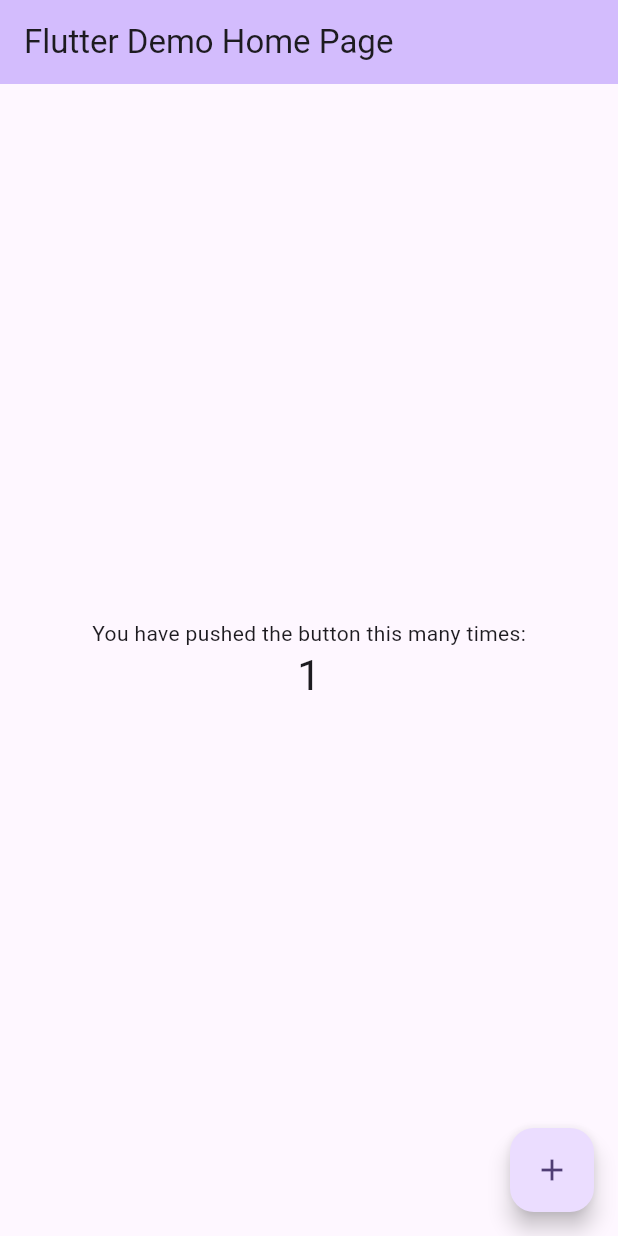
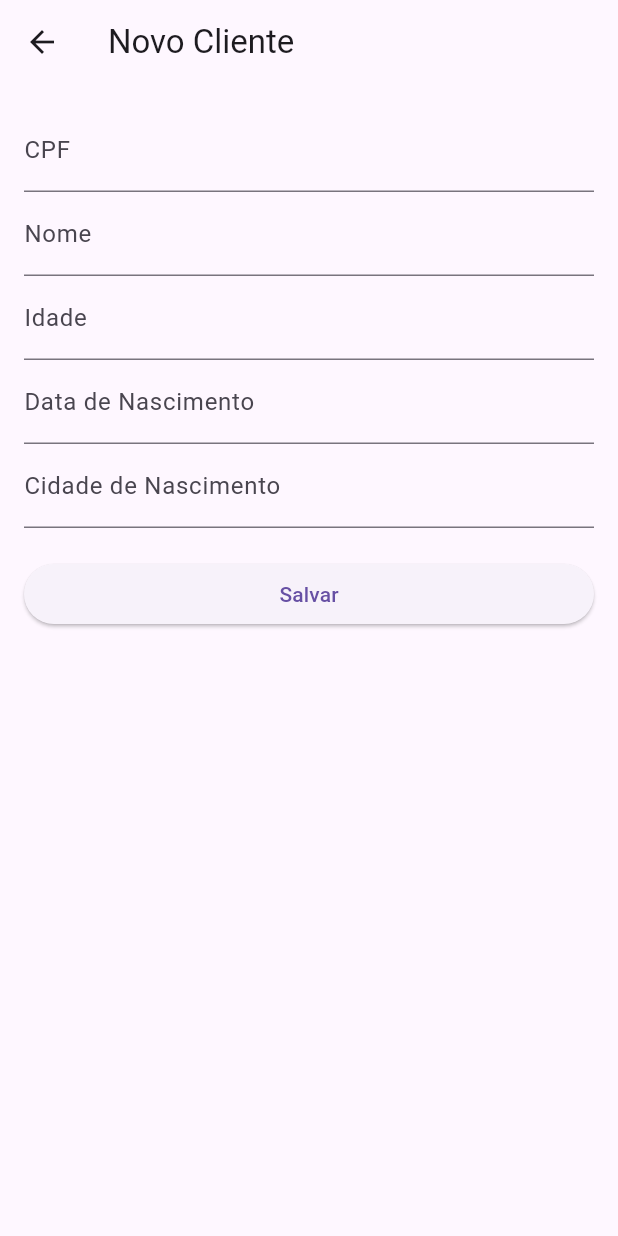
Before and after one commit to lcosta1209/aula10_DB, a Flutter app: the screen it shows after launch, after a tap on the "add" icon, on a phone screen of 412 x 824 dp. Run offline on Flutter 3.47's test engine with Material 3 defaults, Android fonts, the phone set to English and light mode, and no system bars; our stand-ins replace sqflite; accounts and stored records are empty.

Commit message:
added class

```diff
--- /dev/null
+++ b/lib/db/db_helper.dart
@@ -0,0 +1,57 @@
+import 'dart:io';
+import 'package:path/path.dart';
+import 'package:path_provider/path_provider.dart';
+import 'package:sqflite/sqflite.dart';
+
+class DatabaseHelper {
+  // Instância única (singleton)
+  static final DatabaseHelper instance = DatabaseHelper._init();
+
+  // Referência privada ao Database do sqflite
+  static Database? _database;
+
+  // Construtor privado
+  DatabaseHelper._init();
+
+  // Getter assíncrono para obter o Database (cria se necessário)
+  Future<Database> get database async {
+    // Se já inicializamos, retornamos a instância existente
+    if (_database != null) return _database!;
+
+    // Caso contrário, inicializamos o banco
+    _database = await _initDB('clientes.db');
+    return _database!;
+  }
+
+  // Inicializa o banco e retorna o Database
+  Future<Database> _initDB(String fileName) async {
+    // Pega o diretório de documentos da aplicação (onde o DB será salvo)
+    Directory documentsDirectory = await getApplicationDocumentsDirectory();
+    // Monta o caminho completo até o arquivo do banco
+    final dbPath = join(documentsDirectory.path, fileName);
+
+    // Abre (ou cria) o banco de dados passando um onCreate que cria a tabela
+    return await openDatabase(dbPath, version: 1, onCreate: _createDB);
+  }
+
+  // SQL de criação das tabelas
+  Future _createDB(Database db, int version) async {
+    // Cria a tabela 'clientes' com as colunas solicitadas
+    await db.execute('''
+CREATE TABLE clientes (
+codigo INTEGER PRIMARY KEY AUTOINCREMENT,
+cpf TEXT NOT NULL,
+nome TEXT NOT NULL,
+idade INTEGER NOT NULL,
+dataNascimento TEXT NOT NULL,
+cidadeNascimento TEXT NOT NULL
+)
+''');
+  }
+
+  // Fecha o banco (quando necessário)
+  Future close() async {
+    final db = await instance.database;
+    db.close();
+  }
+}
--- a/lib/main.dart
+++ b/lib/main.dart
@@ -1,122 +1,42 @@
+import 'package:exdb/view/lista_cliente.dart';
 import 'package:flutter/material.dart';
+import 'package:provider/provider.dart';
+import 'viewmodel/cliente_viewmodel.dart';
+import 'repository/cliente_repository.dart';
+import 'db/db_helper.dart';
 
-void main() {
-  runApp(const MyApp());
+// Ponto de entrada da aplicação
+Future<void> main() async {
+  // Garante que plugins nativos estejam inicializados antes de usar path_provider/sqflite
+  WidgetsFlutterBinding.ensureInitialized();
+
+  // (Opcional) Inicializa o banco explicitamente para evitar atrasos na primeira operação
+  await DatabaseHelper.instance.database;
+
+  // Executa o app dentro de um Provider que injeta o ViewModel (MVVM)
+  runApp(
+    MultiProvider(
+      providers: [
+        // Fornece uma instância de ClienteViewModel para toda a árvore de widgets
+        ChangeNotifierProvider(
+          create: (_) => ClienteViewModel(ClienteRepository()),
+        ),
+      ],
+      child: const MyApp(),
+    ),
+  );
 }
 
+// Widget raiz da aplicação
 class MyApp extends StatelessWidget {
   const MyApp({super.key});
 
-  // This widget is the root of your application.
   @override
   Widget build(BuildContext context) {
     return MaterialApp(
-      title: 'Flutter Demo',
-      theme: ThemeData(
-        // This is the theme of your application.
-        //
-        // TRY THIS: Try running your application with "flutter run". You'll see
-        // the application has a purple toolbar. Then, without quitting the app,
-        // try changing the seedColor in the colorScheme below to Colors.green
-        // and then invoke "hot reload" (save your changes or press the "hot
-        // reload" button in a Flutter-supported IDE, or press "r" if you used
-        // the command line to start the app).
-        //
-        // Notice that the counter didn't reset back to zero; the application
-        // state is not lost during the reload. To reset the state, use hot
-        // restart instead.
-        //
-        // This works for code too, not just values: Most code changes can be
-        // tested with just a hot reload.
-        colorScheme: ColorScheme.fromSeed(seedColor: Colors.deepPurple),
-      ),
-      home: const MyHomePage(title: 'Flutter Demo Home Page'),
+      title: 'Cadastro de Clientes (MVVM + SQLite)',
+      theme: ThemeData(primarySwatch: Colors.blue),
+      home: const ListaClientesPage(),
     );
   }
 }
-
-class MyHomePage extends StatefulWidget {
-  const MyHomePage({super.key, required this.title});
-
-  // This widget is the home page of your application. It is stateful, meaning
-  // that it has a State object (defined below) that contains fields that affect
-  // how it looks.
-
-  // This class is the configuration for the state. It holds the values (in this
-  // case the title) provided by the parent (in this case the App widget) and
-  // used by the build method of the State. Fields in a Widget subclass are
-  // always marked "final".
-
-  final String title;
-
-  @override
-  State<MyHomePage> createState() => _MyHomePageState();
-}
-
-class _MyHomePageState extends State<MyHomePage> {
-  int _counter = 0;
-
-  void _incrementCounter() {
-    setState(() {
-      // This call to setState tells the Flutter framework that something has
-      // changed in this State, which causes it to rerun the build method below
-      // so that the display can reflect the updated values. If we changed
-      // _counter without calling setState(), then the build method would not be
-      // called again, and so nothing would appear to happen.
-      _counter++;
-    });
-  }
-
-  @override
-  Widget build(BuildContext context) {
-    // This method is rerun every time setState is called, for instance as done
-    // by the _incrementCounter method above.
-    //
-    // The Flutter framework has been optimized to make rerunning build methods
-    // fast, so that you can just rebuild anything that needs updating rather
-    // than having to individually change instances of widgets.
-    return Scaffold(
-      appBar: AppBar(
-        // TRY THIS: Try changing the color here to a specific color (to
-        // Colors.amber, perhaps?) and trigger a hot reload to see the AppBar
-        // change color while the other colors stay the same.
-        backgroundColor: Theme.of(context).colorScheme.inversePrimary,
-        // Here we take the value from the MyHomePage object that was created by
-        // the App.build method, and use it to set our appbar title.
-        title: Text(widget.title),
-      ),
-      body: Center(
-        // Center is a layout widget. It takes a single child and positions it
-        // in the middle of the parent.
-        child: Column(
-          // Column is also a layout widget. It takes a list of children and
-          // arranges them vertically. By default, it sizes itself to fit its
-          // children horizontally, and tries to be as tall as its parent.
-          //
-          // Column has various properties to control how it sizes itself and
-          // how it positions its children. Here we use mainAxisAlignment to
-          // center the children vertically; the main axis here is the vertical
-          // axis because Columns are vertical (the cross axis would be
-          // horizontal).
-          //
-          // TRY THIS: Invoke "debug painting" (choose the "Toggle Debug Paint"
-          // action in the IDE, or press "p" in the console), to see the
-          // wireframe for each widget.
-          mainAxisAlignment: MainAxisAlignment.center,
-          children: <Widget>[
-            const Text('You have pushed the button this many times:'),
-            Text(
-              '$_counter',
-              style: Theme.of(context).textTheme.headlineMedium,
-            ),
-          ],
-        ),
-      ),
-      floatingActionButton: FloatingActionButton(
-        onPressed: _incrementCounter,
-        tooltip: 'Increment',
-        child: const Icon(Icons.add),
-      ), // This trailing comma makes auto-formatting nicer for build methods.
-    );
-  }
-}
--- /dev/null
+++ b/lib/model/cliente.dart
@@ -0,0 +1,54 @@
+// Classe que representa o modelo de dados 'Cliente'.
+class Cliente {
+  // A propriedade 'codigo' é a chave primária (autoincrement)
+  int? codigo; // pode ser null ao criar um novo cliente
+
+  // CPF do cliente (string para manter zeros à esquerda, separadores, etc.)
+  String cpf;
+
+  // Nome do cliente
+  String nome;
+
+  // Idade do cliente (inteiro)
+  int idade;
+
+  // Data de nascimento em formato String (poderia ser DateTime, aqui usamos String para simplicidade)
+  String dataNascimento;
+
+  // Cidade de nascimento
+  String cidadeNascimento;
+
+  // Construtor com campos obrigatórios (exceto codigo)
+  Cliente({
+    this.codigo,
+    required this.cpf,
+    required this.nome,
+    required this.idade,
+    required this.dataNascimento,
+    required this.cidadeNascimento,
+  });
+
+  // Converte o objeto Cliente em Map<String, dynamic> para inserir/atualizar no SQLite
+  Map<String, dynamic> toMap() {
+    return {
+      'codigo': codigo, // pode ser null (SQLite atribuirá autoincrement)
+      'cpf': cpf,
+      'nome': nome,
+      'idade': idade,
+      'dataNascimento': dataNascimento,
+      'cidadeNascimento': cidadeNascimento,
+    };
+  }
+
+  // Cria um objeto Cliente a partir de um Map (resultado de uma query no SQLite)
+  factory Cliente.fromMap(Map<String, dynamic> map) {
+    return Cliente(
+      codigo: map['codigo'],
+      cpf: map['cpf'],
+      nome: map['nome'],
+      idade: map['idade'],
+      dataNascimento: map['dataNascimento'],
+      cidadeNascimento: map['cidadeNascimento'],
+    );
+  }
+}
--- /dev/null
+++ b/lib/repository/cliente_repository.dart
@@ -0,0 +1,56 @@
+import 'package:exdb/model/cliente.dart';
+
+import '../model/cliente.dart';
+import '../db/db_helper.dart';
+
+// Repositório que abstrai as operações CRUD no banco (camada de dados)
+class ClienteRepository {
+  // Pega a instância do DatabaseHelper
+  final DatabaseHelper _dbHelper = DatabaseHelper.instance;
+
+  // Insere um cliente e retorna o id gerado
+  Future<int> inserir(Cliente cliente) async {
+    final db = await _dbHelper.database;
+    // Insert automágico: se cliente.codigo for null, SQLite gera o AUTOINCREMENT
+    return await db.insert('clientes', cliente.toMap());
+  }
+
+  // Atualiza um cliente existente
+  Future<int> atualizar(Cliente cliente) async {
+    final db = await _dbHelper.database;
+    return await db.update(
+      'clientes',
+      cliente.toMap(),
+      where: 'codigo = ?',
+      whereArgs: [cliente.codigo],
+    );
+  }
+
+  // Exclui um cliente pelo código
+  Future<int> excluir(int codigo) async {
+    final db = await _dbHelper.database;
+    return await db.delete(
+      'clientes',
+      where: 'codigo = ?',
+      whereArgs: [codigo],
+    );
+  }
+
+  // Busca clientes, opcionalmente filtrando por nome (LIKE)
+  Future<List<Cliente>> buscar({String filtro = ''}) async {
+    final db = await _dbHelper.database;
+
+    // Se filtro vazio, traz todos ordenados por nome
+    final List<Map<String, dynamic>> maps = filtro.isEmpty
+        ? await db.query('clientes', orderBy: 'nome')
+        : await db.query(
+            'clientes',
+            where: 'nome LIKE ?',
+            whereArgs: ['%$filtro%'],
+            orderBy: 'nome',
+          );
+
+    // Converte List<Map> em List<Cliente>
+    return maps.map((m) => Cliente.fromMap(m)).toList();
+  }
+}
--- /dev/null
+++ b/lib/view/cadastro_cliente_page.dart
@@ -0,0 +1,153 @@
+import 'package:flutter/material.dart';
+import 'package:provider/provider.dart';
+import '../model/cliente.dart';
+import '../viewmodel/cliente_viewmodel.dart';
+
+// Tela de cadastro/edição (View)
+class CadastroClientePage extends StatefulWidget {
+  // Recebe um cliente opcional: se for null => criação; senão => edição
+  final Cliente? cliente;
+  const CadastroClientePage({super.key, this.cliente});
+
+  @override
+  State<CadastroClientePage> createState() => _CadastroClientePageState();
+}
+
+class _CadastroClientePageState extends State<CadastroClientePage> {
+  // Form key para validação
+  final _formKey = GlobalKey<FormState>();
+
+  // Controllers para os campos do formulário
+  late TextEditingController _cpfController;
+  late TextEditingController _nomeController;
+  late TextEditingController _idadeController;
+  late TextEditingController _dataNascimentoController;
+  late TextEditingController _cidadeController;
+
+  @override
+  void initState() {
+    super.initState();
+    // Inicializa os controllers com os valores do cliente (se existir) ou vazios
+    _cpfController = TextEditingController(text: widget.cliente?.cpf ?? '');
+    _nomeController = TextEditingController(text: widget.cliente?.nome ?? '');
+    _idadeController = TextEditingController(
+      text: widget.cliente?.idade.toString() ?? '',
+    );
+    _dataNascimentoController = TextEditingController(
+      text: widget.cliente?.dataNascimento ?? '',
+    );
+    _cidadeController = TextEditingController(
+      text: widget.cliente?.cidadeNascimento ?? '',
+    );
+  }
+
+  @override
+  void dispose() {
+    // Libera os controllers
+    _cpfController.dispose();
+    _nomeController.dispose();
+    _idadeController.dispose();
+    _dataNascimentoController.dispose();
+    _cidadeController.dispose();
+    super.dispose();
+  }
+
+  // Função chamada ao salvar (adicionar ou editar)
+  Future<void> _salvar() async {
+    // Valida o formulário
+    if (!_formKey.currentState!.validate()) return;
+
+    // Constrói o objeto Cliente a partir dos campos
+    final cliente = Cliente(
+      codigo: widget.cliente?.codigo, // manter código ao editar
+      cpf: _cpfController.text.trim(),
+      nome: _nomeController.text.trim(),
+      idade: int.tryParse(_idadeController.text.trim()) ?? 0,
+      dataNascimento: _dataNascimentoController.text.trim(),
+      cidadeNascimento: _cidadeController.text.trim(),
+    );
+
+    // Obtém o ViewModel (não escuta mudanças aqui)
+    final vm = Provider.of<ClienteViewModel>(context, listen: false);
+
+    if (widget.cliente == null) {
+      // Novo cliente
+      await vm.adicionarCliente(cliente);
+    } else {
+      // Atualiza cliente existente
+      await vm.editarCliente(cliente);
+    }
+
+    // Volta para a tela anterior
+    if (mounted) Navigator.pop(context);
+  }
+
+  @override
+  Widget build(BuildContext context) {
+    return Scaffold(
+      appBar: AppBar(
+        title: Text(widget.cliente == null ? 'Novo Cliente' : 'Editar Cliente'),
+      ),
+      body: Padding(
+        padding: const EdgeInsets.all(16.0),
+        child: Form(
+          key: _formKey,
+          child: ListView(
+            children: [
+              // Campo CPF
+              TextFormField(
+                controller: _cpfController,
+                decoration: const InputDecoration(labelText: 'CPF'),
+                validator: (v) =>
+                    (v == null || v.trim().isEmpty) ? 'Informe o CPF' : null,
+              ),
+
+              // Campo Nome
+              TextFormField(
+                controller: _nomeController,
+                decoration: const InputDecoration(labelText: 'Nome'),
+                validator: (v) =>
+                    (v == null || v.trim().isEmpty) ? 'Informe o nome' : null,
+              ),
+
+              // Campo Idade
+              TextFormField(
+                controller: _idadeController,
+                decoration: const InputDecoration(labelText: 'Idade'),
+                keyboardType: TextInputType.number,
+                validator: (v) =>
+                    (v == null || v.trim().isEmpty) ? 'Informe a idade' : null,
+              ),
+
+              // Campo Data de Nascimento
+              TextFormField(
+                controller: _dataNascimentoController,
+                decoration: const InputDecoration(
+                  labelText: 'Data de Nascimento',
+                ),
+                validator: (v) => (v == null || v.trim().isEmpty)
+                    ? 'Informe a data de nascimento'
+                    : null,
+              ),
+
+              // Campo Cidade de Nascimento
+              TextFormField(
+                controller: _cidadeController,
+                decoration: const InputDecoration(
+                  labelText: 'Cidade de Nascimento',
+                ),
+                validator: (v) =>
+                    (v == null || v.trim().isEmpty) ? 'Informe a cidade' : null,
+              ),
+
+              const SizedBox(height: 20),
+
+              // Botão de salvar
+              ElevatedButton(onPressed: _salvar, child: const Text('Salvar')),
+            ],
+          ),
+        ),
+      ),
+    );
+  }
+}
--- /dev/null
+++ b/lib/view/lista_cliente.dart
@@ -0,0 +1,121 @@
+import 'package:flutter/material.dart';
+import 'package:provider/provider.dart';
+import '../viewmodel/cliente_viewmodel.dart';
+import '../model/cliente.dart';
+import 'cadastro_cliente_page.dart';
+
+// Tela que exibe a lista e o campo de pesquisa (View)
+class ListaClientesPage extends StatefulWidget {
+  const ListaClientesPage({super.key});
+
+  @override
+  State<ListaClientesPage> createState() => _ListaClientesPageState();
+}
+
+class _ListaClientesPageState extends State<ListaClientesPage> {
+  // Controller do campo de pesquisa
+  final TextEditingController _searchController = TextEditingController();
+
+  @override
+  void initState() {
+    super.initState();
+    // Opcional: poderia carregar aqui, mas o ViewModel já carrega na construção
+  }
+
+  @override
+  void dispose() {
+    _searchController.dispose();
+    super.dispose();
+  }
+
+  @override
+  Widget build(BuildContext context) {
+    // Obtém o ViewModel via Provider
+    final vm = Provider.of<ClienteViewModel>(context);
+
+    return Scaffold(
+      appBar: AppBar(
+        title: const Text('Clientes (MVVM + SQLite)'),
+        actions: [
+          // Botão para criar novo cliente
+          IconButton(
+            icon: const Icon(Icons.add),
+            onPressed: () async {
+              // Navega para a tela de cadastro sem passar cliente (novo)
+              await Navigator.push(
+                context,
+                MaterialPageRoute(builder: (_) => CadastroClientePage()),
+              );
+              // Ao voltar, recarrega a lista com o filtro atual
+              await vm.loadClientes(_searchController.text);
+            },
+          ),
+        ],
+      ),
+      body: Column(
+        children: [
+          // Campo de pesquisa por nome
+          Padding(
+            padding: const EdgeInsets.all(8.0),
+            child: TextField(
+              controller: _searchController,
+              decoration: const InputDecoration(
+                labelText: 'Pesquisar por nome',
+                prefixIcon: Icon(Icons.search),
+                border: OutlineInputBorder(),
+              ),
+              onChanged: (value) async {
+                // Chama o ViewModel para atualizar a lista com o filtro
+                await vm.loadClientes(value);
+              },
+            ),
+          ),
+          // Lista observando o ViewModel (neste caso, Provider reconstrói o widget)
+          Expanded(
+            child: vm.clientes.isEmpty
+                ? const Center(child: Text('Nenhum cliente encontrado'))
+                : ListView.builder(
+                    itemCount: vm.clientes.length,
+                    itemBuilder: (context, index) {
+                      final Cliente c = vm.clientes[index];
+                      return ListTile(
+                        title: Text(c.nome),
+                        subtitle: Text('CPF: ${c.cpf} · ${c.cidadeNascimento}'),
+                        trailing: Row(
+                          mainAxisSize: MainAxisSize.min,
+                          children: [
+                            // Botão editar
+                            IconButton(
+                              icon: const Icon(Icons.edit),
+                              onPressed: () async {
+                                // Navega para edição passando o cliente
+                                await Navigator.push(
+                                  context,
+                                  MaterialPageRoute(
+                                    builder: (_) =>
+                                        CadastroClientePage(cliente: c),
+                                  ),
+                                );
+                                // Recarrega a lista
+                                await vm.loadClientes(_searchController.text);
+                              },
+                            ),
+                            // Botão excluir
+                            IconButton(
+                              icon: const Icon(Icons.delete, color: Colors.red),
+                              onPressed: () async {
+                                // Chama o ViewModel para excluir e atualiza a lista
+                                await vm.removerCliente(c.codigo!);
+                              },
+                            ),
+                          ],
+                        ),
+                      );
+                    },
+                  ),
+          ),
+        ],
+      ),
+    );
+  }
+}
--- /dev/null
+++ b/lib/viewmodel/cliente_viewmodel.dart
@@ -0,0 +1,50 @@
+import 'package:flutter/material.dart';
+import '../model/cliente.dart';
+import '../repository/cliente_repository.dart';
+
+// ViewModel que expõe dados e ações para as Views (usa ChangeNotifier para MVVM reativo)
+class ClienteViewModel extends ChangeNotifier {
+  // Repositório de dados (injeção simples via construtor)
+  final ClienteRepository _repository;
+
+  // Lista pública de clientes que a View irá observar
+  List<Cliente> clientes = [];
+
+  // Último filtro usado (para manter a lista consistente ao voltar da tela de edição)
+  String _ultimoFiltro = '';
+
+  // Construtor recebe o repositório
+  ClienteViewModel(this._repository) {
+    // Ao construir o ViewModel, carregamos a lista inicial
+    loadClientes();
+  }
+
+  // Carrega clientes do repositório com filtro opcional
+  Future<void> loadClientes([String filtro = '']) async {
+    // Guarda o filtro atual
+    _ultimoFiltro = filtro;
+    // Busca no repositório
+    clientes = await _repository.buscar(filtro: filtro);
+    // Notifica listeners (Views que usam Provider/Consumer serão atualizadas)
+    notifyListeners();
+  }
+
+  // Adiciona um cliente
+  Future<void> adicionarCliente(Cliente cliente) async {
+    await _repository.inserir(cliente);
+    // Recarrega a lista com o último filtro aplicado
+    await loadClientes(_ultimoFiltro);
+  }
+
+  // Atualiza um cliente
+  Future<void> editarCliente(Cliente cliente) async {
+    await _repository.atualizar(cliente);
+    await loadClientes(_ultimoFiltro);
+  }
+
+  // Remove um cliente pelo código
+  Future<void> removerCliente(int codigo) async {
+    await _repository.excluir(codigo);
+    await loadClientes(_ultimoFiltro);
+  }
+}
--- a/pubspec.yaml
+++ b/pubspec.yaml
@@ -30,7 +30,10 @@ environment:
 dependencies:
   flutter:
     sdk: flutter
-
+  sqflite: ^2.3.3
+  path: ^1.9.0
+  path_provider: ^2.1.5
+  provider: ^6.1.5
   # The following adds the Cupertino Icons font to your application.
   # Use with the CupertinoIcons class for iOS style icons.
   cupertino_icons: ^1.0.8
```
Also changed, not shown: pubspec.lock, 2 other files.
